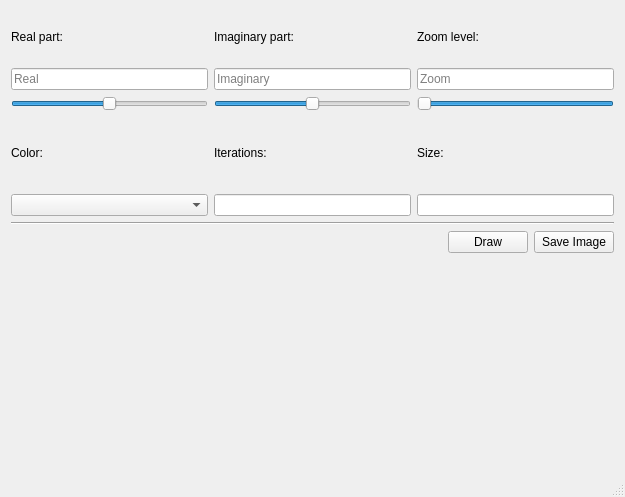
First picture: the form in mainwindow.ui, repository Raabeschule/fractal, before the edit.
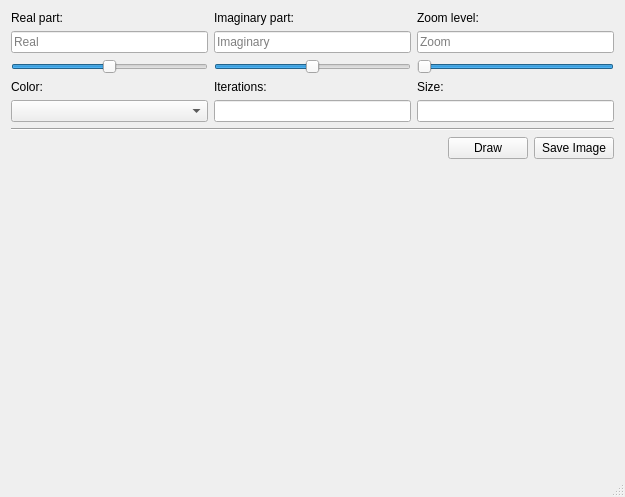
Second picture: the form after the edit. Icons and pictures are not drawn.

Commit message: The fractal scrolls

Diff of the .ui file:
```diff
--- a/mainwindow.ui
+++ b/mainwindow.ui
@@ -21,6 +21,9 @@
    <layout class="QGridLayout" name="gridLayout">
     <item row="3" column="0">
      <layout class="QGridLayout" name="gridLayout_2">
+      <property name="sizeConstraint">
+       <enum>QLayout::SetDefaultConstraint</enum>
+      </property>
       <item row="1" column="2">
        <layout class="QVBoxLayout" name="verticalLayout_8">
         <item>
@@ -234,9 +237,24 @@
     </item>
     <item row="6" column="0">
      <widget class="QLabel" name="label">
+      <property name="sizePolicy">
+       <sizepolicy hsizetype="MinimumExpanding" vsizetype="MinimumExpanding">
+        <horstretch>1</horstretch>
+        <verstretch>1</verstretch>
+       </sizepolicy>
+      </property>
+      <property name="layoutDirection">
+       <enum>Qt::LeftToRight</enum>
+      </property>
       <property name="text">
        <string/>
       </property>
+      <property name="scaledContents">
+       <bool>false</bool>
+      </property>
+      <property name="alignment">
+       <set>Qt::AlignHCenter|Qt::AlignTop</set>
+      </property>
      </widget>
     </item>
     <item row="4" column="0">
```
Left out of the diff: 108 changed lines with no effect on the pictures. The commit also changes 1 other file.
